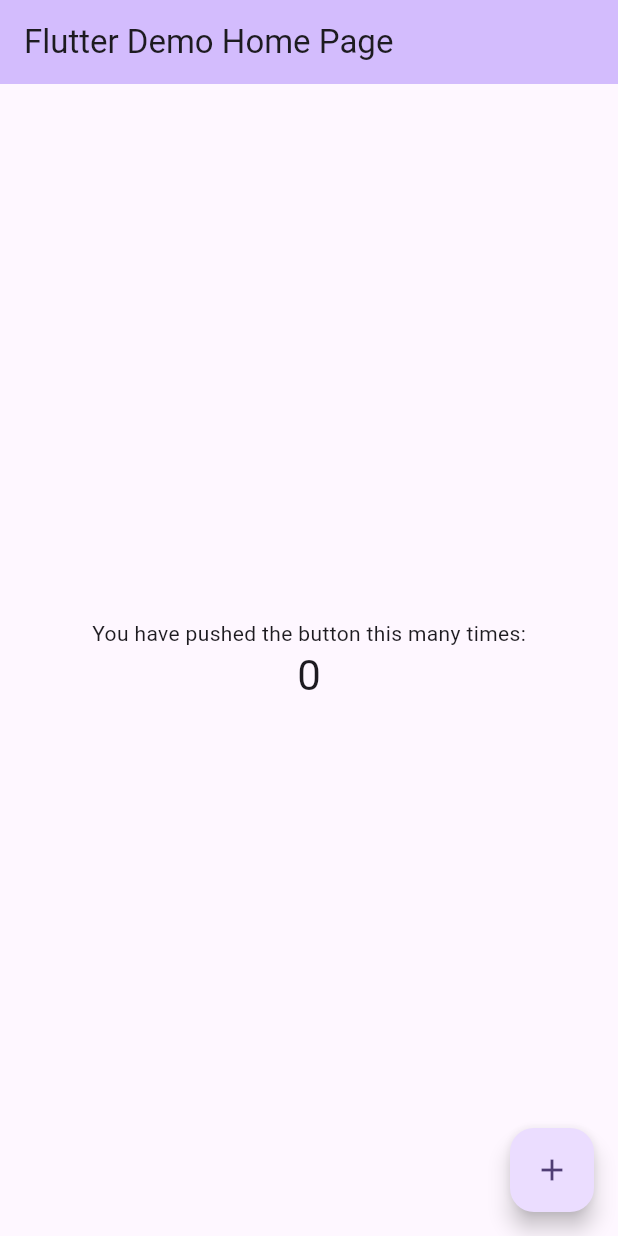
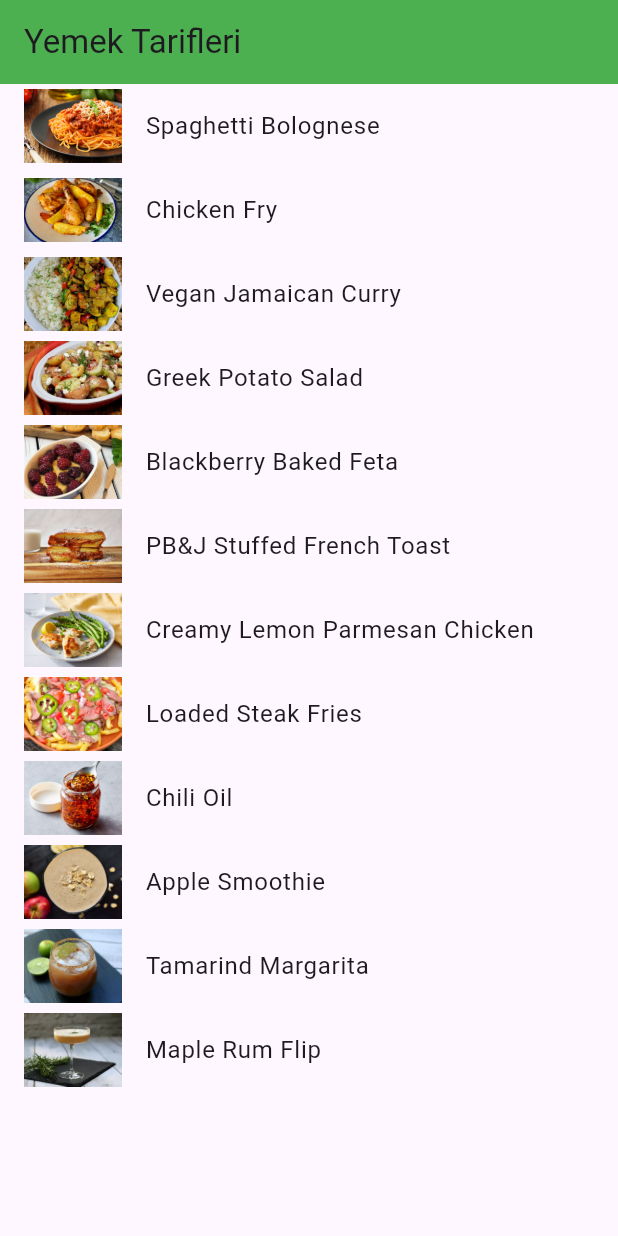
Before and after one commit to Gudjon01/mobileappders, a Flutter app: the screen it shows after launch, on a phone screen of 412 x 824 dp. Run offline on Flutter 3.47's test engine with Material 3 defaults, Android fonts, the phone set to English and light mode, and no system bars.

Commit message:
berkaya commitledim toprağa pushladım

```diff
--- /dev/null
+++ b/assets/recipes.json
@@ -0,0 +1,64 @@
+{
+    "recipes": [
+      {
+        "name": "Spaghetti Bolognese",
+        "ingredients": ["spaghetti", "tomato sauce", "ground beef", "onion", "garlic"],
+        "image": "assets/images/spaghetti-bolognese.jpg"
+      },
+      {
+        "name": "Chicken Fry",
+        "ingredients": ["chicken", "olive oil", "rosemary", "garlic", "lemon"],
+        "image": "assets/images/chicken-fry.jpg"
+      },
+      {
+        "name": "Vegan Jamaican Curry",
+        "ingredients": ["grapeseed oil", "tofu", "yellow onion", "red bell pepper", "Jamaican yellow curry powder","zucchini","cremini mushrooms","coconut milk","ground black pepper"],
+        "image": "assets/images/vegan-jamaican-curry.jpg"
+      },
+      {
+        "name": "Greek Potato Salad",
+        "ingredients": ["potatoes", "celery", "Kalamata olives", "red onions", "dill","pimento","olive oil","lemon juice","oregano","salt","black pepper","feta cheese"],
+        "image": "assets/images/greek-potato-salad.jpg"
+      },
+      {
+        "name": "Blackberry Baked Feta",
+        "ingredients": ["feta cheese", "honey", "blackberries"],
+        "image": "assets/images/blackberry-baked-feta.jpg"
+      },
+      {
+        "name": "PB&J Stuffed French Toast",
+        "ingredients": ["brioche bread", "peanut butter", "jelly", "eggs", "milk","cinnamon","butter","powdered sugar"],
+        "image": "assets/images/pbj-stuffed-french-toast.jpg"
+      },
+      {
+        "name": "Creamy Lemon Parmesan Chicken",
+        "ingredients": ["parmesan cheese", "flour", "chicken thighs", "salt", "black pepper","olive oil","garlic","chicken broth","mascarpone","lemon zest","lemon juice","cornstarch","water"],
+        "image": "assets/images/creamy-lemon-parmesan-chicken.jpg"
+      },
+      {
+        "name": "Loaded Steak Fries",
+        "ingredients": ["light beer", "Worcestershire sauce", "red pepper flakes", "garlic", "lime","filet steak","french fries"],
+        "image": "assets/images/loaded-steak-fries.jpg"
+      },
+      {
+        "name": "Chili Oil",
+        "ingredients": ["crushed red pepper", "cinnamon stick", "whole star anise", "Szechuan peppercorns", "granulated garlic","peanut oil"],
+        "image": "assets/images/chili-oil.jpg"
+      },
+      {
+        "name": "Apple Smoothie",
+        "ingredients": ["banana", "apple", "yogurt", "apple juice", "rolled oats","almond butter","maple syrup","cinnamon","nutmeg","cloves"],
+        "image": "assets/images/apple-smoothie.jpg"
+      },
+      {
+        "name": "Tamarind Margarita",
+        "ingredients": ["Tajin", "lime wedge", "ice", "tamarind paste", "silver tequila","agave nectar","lime juice","triple sec"],
+        "image": "assets/images/tamarind-margarita.jpg"
+      },
+      {
+        "name": "Maple Rum Flip",
+        "ingredients": ["rum", "liqueur", "maple syrup", "egg", "rosemary","nutmeg"],
+        "image": "assets/images/maple-rum-flip.jpg"
+      }
+    ]
+  }
--- a/lib/main.dart
+++ b/lib/main.dart
@@ -1,125 +1,115 @@
 import 'package:flutter/material.dart';
+import 'dart:convert';
 
-void main() {
-  runApp(const MyApp());
-}
+// Define your common color here
+final Color myAppColor = Colors.green; // Replace with your desired color
+
+void main() => runApp(MyApp());
 
 class MyApp extends StatelessWidget {
-  const MyApp({super.key});
-
-  // This widget is the root of your application.
   @override
   Widget build(BuildContext context) {
     return MaterialApp(
-      title: 'Flutter Demo',
+      title: 'Yemek Tarifleri',
       theme: ThemeData(
-        // This is the theme of your application.
-        //
-        // TRY THIS: Try running your application with "flutter run". You'll see
-        // the application has a blue toolbar. Then, without quitting the app,
-        // try changing the seedColor in the colorScheme below to Colors.green
-        // and then invoke "hot reload" (save your changes or press the "hot
-        // reload" button in a Flutter-supported IDE, or press "r" if you used
-        // the command line to start the app).
-        //
-        // Notice that the counter didn't reset back to zero; the application
-        // state is not lost during the reload. To reset the state, use hot
-        // restart instead.
-        //
-        // This works for code too, not just values: Most code changes can be
-        // tested with just a hot reload.
-        colorScheme: ColorScheme.fromSeed(seedColor: Colors.deepPurple),
-        useMaterial3: true,
+        primaryColor: myAppColor, // Use the common color as the primary color
       ),
-      home: const MyHomePage(title: 'Flutter Demo Home Page'),
+      home: RecipeList(),
     );
   }
 }
 
-class MyHomePage extends StatefulWidget {
-  const MyHomePage({super.key, required this.title});
+class Recipe {
+  final String name;
+  final List<String> ingredients;
+  final String imagePath;
 
-  // This widget is the home page of your application. It is stateful, meaning
-  // that it has a State object (defined below) that contains fields that affect
-  // how it looks.
-
-  // This class is the configuration for the state. It holds the values (in this
-  // case the title) provided by the parent (in this case the App widget) and
-  // used by the build method of the State. Fields in a Widget subclass are
-  // always marked "final".
-
-  final String title;
-
-  @override
-  State<MyHomePage> createState() => _MyHomePageState();
+  Recipe({required this.name, required this.ingredients, required this.imagePath});
 }
 
-class _MyHomePageState extends State<MyHomePage> {
-  int _counter = 0;
+class RecipeList extends StatelessWidget {
+  @override
+  Widget build(BuildContext context) {
+    return FutureBuilder(
+      future: DefaultAssetBundle.of(context).loadString('assets/recipes.json'),
+      builder: (context, snapshot) {
+        List<Recipe> recipes = [];
+        if (snapshot.hasData) {
+          var data = json.decode(snapshot.data.toString());
+          var recipeList = data['recipes'] as List<dynamic>;
 
-  void _incrementCounter() {
-    setState(() {
-      // This call to setState tells the Flutter framework that something has
-      // changed in this State, which causes it to rerun the build method below
-      // so that the display can reflect the updated values. If we changed
-      // _counter without calling setState(), then the build method would not be
-      // called again, and so nothing would appear to happen.
-      _counter++;
-    });
+          recipes = recipeList.map((recipe) {
+            return Recipe(
+              name: recipe['name'],
+              ingredients: List<String>.from(recipe['ingredients']),
+              imagePath: recipe['image'],
+            );
+          }).toList();
+
+          return Scaffold(
+            appBar: AppBar(
+              title: Text('Yemek Tarifleri'),
+              backgroundColor: myAppColor, // Set the background color here
+            ),
+            body: ListView.builder(
+              itemCount: recipes.length,
+              itemBuilder: (context, index) {
+                return ListTile(
+                  leading: Image.asset(
+                    recipes[index].imagePath,
+                    width: 65.0,
+                    height: 65.0,
+                  ),
+                  title: Text(recipes[index].name),
+                  onTap: () {
+                    Navigator.push(
+                      context,
+                      MaterialPageRoute(
+                        builder: (context) => RecipeDetail(recipe: recipes[index]),
+                      ),
+                    );
+                  },
+                );
+              },
+            ),
+          );
+        }
+
+        return CircularProgressIndicator();
+      },
+    );
   }
+}
+
+class RecipeDetail extends StatelessWidget {
+  final Recipe recipe;
+
+  RecipeDetail({required this.recipe});
 
   @override
   Widget build(BuildContext context) {
-    // This method is rerun every time setState is called, for instance as done
-    // by the _incrementCounter method above.
-    //
-    // The Flutter framework has been optimized to make rerunning build methods
-    // fast, so that you can just rebuild anything that needs updating rather
-    // than having to individually change instances of widgets.
     return Scaffold(
       appBar: AppBar(
-        // TRY THIS: Try changing the color here to a specific color (to
-        // Colors.amber, perhaps?) and trigger a hot reload to see the AppBar
-        // change color while the other colors stay the same.
-        backgroundColor: Theme.of(context).colorScheme.inversePrimary,
-        // Here we take the value from the MyHomePage object that was created by
-        // the App.build method, and use it to set our appbar title.
-        title: Text(widget.title),
+        title: Text(recipe.name),
+        backgroundColor: myAppColor, // Set the background color here
       ),
-      body: Center(
-        // Center is a layout widget. It takes a single child and positions it
-        // in the middle of the parent.
-        child: Column(
-          // Column is also a layout widget. It takes a list of children and
-          // arranges them vertically. By default, it sizes itself to fit its
-          // children horizontally, and tries to be as tall as its parent.
-          //
-          // Column has various properties to control how it sizes itself and
-          // how it positions its children. Here we use mainAxisAlignment to
-          // center the children vertically; the main axis here is the vertical
-          // axis because Columns are vertical (the cross axis would be
-          // horizontal).
-          //
-          // TRY THIS: Invoke "debug painting" (choose the "Toggle Debug Paint"
-          // action in the IDE, or press "p" in the console), to see the
-          // wireframe for each widget.
-          mainAxisAlignment: MainAxisAlignment.center,
-          children: <Widget>[
-            const Text(
-              'You have pushed the button this many times:',
+      body: Column(
+        crossAxisAlignment: CrossAxisAlignment.start,
+        children: [
+          Text(
+            'Ingredients:',
+            style: TextStyle(fontSize: 20.0, fontWeight: FontWeight.bold),
+          ),
+          for (var ingredient in recipe.ingredients)
+            Padding(
+              padding: const EdgeInsets.only(left: 16.0),
+              child: Text(
+                '- $ingredient',
+                style: TextStyle(fontSize: 18.0),
+              ),
             ),
-            Text(
-              '$_counter',
-              style: Theme.of(context).textTheme.headlineMedium,
-            ),
-          ],
-        ),
+        ],
       ),
-      floatingActionButton: FloatingActionButton(
-        onPressed: _incrementCounter,
-        tooltip: 'Increment',
-        child: const Icon(Icons.add),
-      ), // This trailing comma makes auto-formatting nicer for build methods.
     );
   }
 }
--- a/pubspec.yaml
+++ b/pubspec.yaml
@@ -52,6 +52,10 @@ dev_dependencies:
 
 # The following section is specific to Flutter packages.
 flutter:
+  assets:
+    - assets/recipes.json
+    - assets/images/
+
 
   # The following line ensures that the Material Icons font is
   # included with your application, so that you can use the icons in
```
Also changed, not shown: assets/images/apple-smoothie.jpg (added), assets/images/blackberry-baked-feta.jpg (added), assets/images/chicken-fry.jpg (added), assets/images/chili-oil.jpg (added), assets/images/creamy-lemon-parmesan-chicken.jpg (added), assets/images/greek-potato-salad.jpg (added), assets/images/loaded-steak-fries.jpg (added), assets/images/maple-rum-flip.jpg (added), assets/images/pbj-stuffed-french-toast.jpg (added), assets/images/spaghetti-bolognese.jpg (added), assets/images/tamarind-margarita.jpg (added), assets/images/vegan-jamaican-curry.jpg (added).
